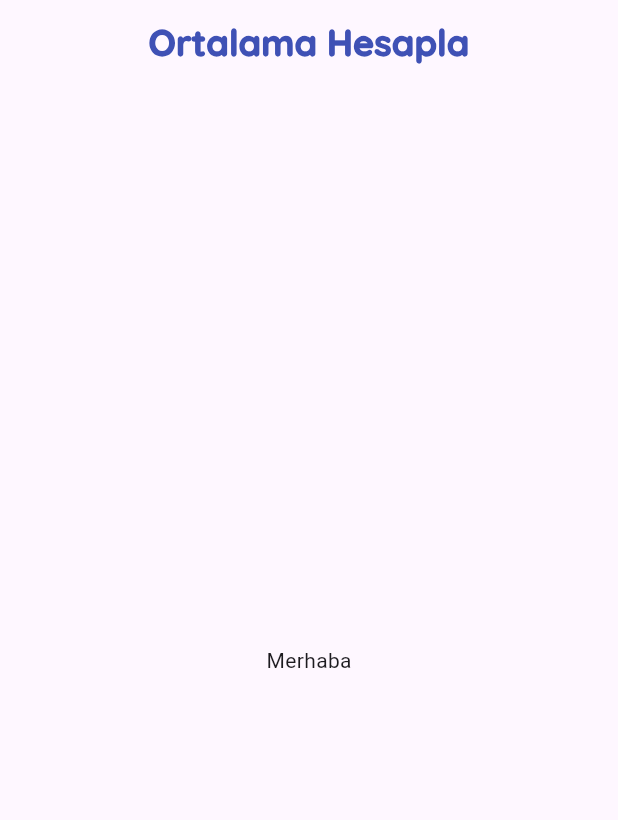
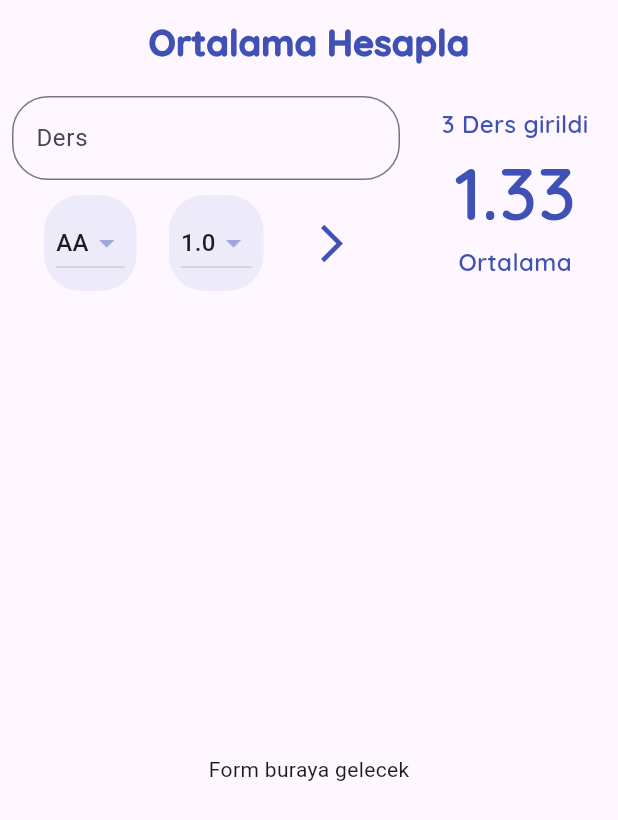
Before and after one commit to BerkayGithub/dinamik_not_ortalama, a Flutter app: the screen it shows after launch, on a phone screen of 412 x 824 dp. Shown: the top 820 px of the screen. Run offline on Flutter 3.47's test engine with Material 3 defaults, Android fonts, the phone set to English and light mode, and no system bars; our stand-ins replace google_fonts.

Commit message:
Ortalama hesap sayfası

```diff
--- a/lib/constants/app_constants.dart
+++ b/lib/constants/app_constants.dart
@@ -6,4 +6,10 @@ class AppSabitleri{
   static const anaRenk = Colors.indigo;
   static const baslik = "Ortalama Hesapla";
   static final TextStyle textStyle = GoogleFonts.quicksand(fontSize: 24, fontWeight: FontWeight.w900, color: anaRenk);
+  static final borderRadius = BorderRadius.circular(24);
+  static final TextStyle ortalamaStyle = GoogleFonts.quicksand(fontSize: 48, fontWeight: FontWeight.w600, color: anaRenk);
+  static final TextStyle dersSayisiStyle = GoogleFonts.quicksand(fontSize: 16, fontWeight: FontWeight.w600, color: anaRenk);
+  static final TextStyle ortalamaTextStyle = GoogleFonts.quicksand(fontSize: 16, fontWeight: FontWeight.w600, color: anaRenk);
+
+
 }
--- /dev/null
+++ b/lib/helper/data_helper.dart
@@ -0,0 +1,53 @@
+import 'package:flutter/material.dart';
+
+class DataHelper {
+  static List<String> _tumDerslerinHarfleri() {
+    return ["AA", "BA", "BB", "CB", "CC", "DC", "DD", "FF"];
+  }
+
+  static double harfiNotaCevir(String harf) {
+    switch (harf) {
+      case "AA":
+        return 4;
+      case "BA":
+        return 3.5;
+      case "BB":
+        return 3;
+      case "CB":
+        return 2.5;
+      case "CC":
+        return 2;
+      case "DC":
+        return 1.5;
+      case "DD":
+        return 1;
+      case "FF":
+        return 0;
+      default:
+        return -1;
+    }
+  }
+
+  static List<DropdownMenuItem<double>> harfListesiDondur() {
+    return _tumDerslerinHarfleri()
+        .map(
+          (oankiHarf) => DropdownMenuItem<double>(
+            value: harfiNotaCevir(oankiHarf),
+            child: Text(oankiHarf),
+          ),
+        )
+        .toList();
+  }
+
+  static List<double> _tumNotlar(){
+    return [1,2,3,4,5];
+  }
+
+  static List<DropdownMenuItem<double>> krediListesiniDondur(){
+    return _tumNotlar().map(
+        (oankiNot) => DropdownMenuItem<double>(
+            value: oankiNot,
+            child: Text(oankiNot.toString()))
+    ).toList();
+  }
+}
--- a/lib/pages/ortalama_hesap_page.dart
+++ b/lib/pages/ortalama_hesap_page.dart
@@ -1,7 +1,9 @@
 import 'package:dinamik_not_ortalama/constants/app_constants.dart';
+import 'package:dinamik_not_ortalama/helper/data_helper.dart';
+import 'package:dinamik_not_ortalama/widgets/ortalama_goster.dart';
 import 'package:flutter/material.dart';
 
-class OrtalamaHesapApp extends StatefulWidget{
+class OrtalamaHesapApp extends StatefulWidget {
   const OrtalamaHesapApp({super.key});
 
   @override
@@ -9,17 +11,116 @@ class OrtalamaHesapApp extends StatefulWidget{
 }
 
 class _OrtalamaHesapAppState extends State<OrtalamaHesapApp> {
+  var formKey = GlobalKey<FormState>();
+  var secilenNotText = "AA";
+  double secilenNot = 4;
+  double seclenCredit = 1;
+
   @override
   Widget build(BuildContext context) {
-    // TODO: implement build
     return Scaffold(
       appBar: AppBar(
-          backgroundColor: Colors.transparent,
-          title: Center(
-              child: Text(AppSabitleri.baslik, style: AppSabitleri.textStyle))
+        backgroundColor: Colors.transparent,
+        title: Center(
+          child: Text(AppSabitleri.baslik, style: AppSabitleri.textStyle),
+        ),
       ),
-      body: Center(
-        child: Text("Merhaba"),
+      body: Column(
+        crossAxisAlignment: CrossAxisAlignment.stretch,
+        children: [
+          Row(
+            children: [
+              Expanded(flex: 2, child: _formOlustur()),
+              Expanded(
+                flex: 1,
+                child: OrtalamaGoster(ortalama: 1.3252, dersSayisi: 3),
+              ),
+            ],
+          ),
+          Expanded(child: Center(child: Text("Form buraya gelecek"))),
+        ],
+      ),
+    );
+  }
+
+  Widget _formOlustur() {
+    return Padding(
+      padding: const EdgeInsets.all(8.0),
+      child: Form(
+        key: formKey,
+        child: Column(
+          children: [
+            _buildTextFormField(),
+            SizedBox(height: 10),
+            Row(
+              mainAxisSize: MainAxisSize.max,
+              mainAxisAlignment: MainAxisAlignment.spaceEvenly,
+              children: [
+                _buildHarfler(),
+                _buildKrediler(),
+                IconButton(
+                  onPressed: () {},
+                  icon: Icon(Icons.arrow_forward_ios_sharp),
+                  color: AppSabitleri.anaRenk,
+                  iconSize: 30,
+                ),
+              ],
+            ),
+          ],
+        ),
+      ),
+    );
+  }
+
+  Container _buildKrediler() {
+    return Container(
+      padding: EdgeInsets.all(8.0),
+      decoration: BoxDecoration(
+        color: AppSabitleri.anaRenk.shade100.withAlpha(75),
+        borderRadius: AppSabitleri.borderRadius,
+      ),
+      child: DropdownButton<double>(
+        elevation: 16,
+        iconEnabledColor: AppSabitleri.anaRenk.shade200,
+        items: DataHelper.krediListesiniDondur(),
+        onChanged: (double? seclenCreditTemp) {
+          setState(() {
+            seclenCredit = seclenCreditTemp!;
+          });
+        },
+        value: seclenCredit,
+      ),
+    );
+  }
+
+  Container _buildHarfler() {
+    return Container(
+      padding: EdgeInsets.all(8.0),
+      decoration: BoxDecoration(
+        color: AppSabitleri.anaRenk.shade100.withAlpha(75),
+        borderRadius: AppSabitleri.borderRadius,
+      ),
+      child: DropdownButton<double>(
+        elevation: 16,
+        iconEnabledColor: AppSabitleri.anaRenk.shade200,
+        items: DataHelper.harfListesiDondur(),
+        onChanged: (double? secilenNotTemp) {
+          setState(() {
+            secilenNot = secilenNotTemp!;
+          });
+        },
+        value: secilenNot,
+      ),
+    );
+  }
+
+  TextFormField _buildTextFormField() {
+    return TextFormField(
+      initialValue: "",
+      decoration: InputDecoration(
+        labelText: "Ders",
+        hintText: "Ders ismini giriniz",
+        border: OutlineInputBorder(borderRadius: AppSabitleri.borderRadius),
       ),
     );
   }
--- /dev/null
+++ b/lib/widgets/ortalama_goster.dart
@@ -0,0 +1,23 @@
+import 'package:dinamik_not_ortalama/constants/app_constants.dart';
+import 'package:flutter/material.dart';
+
+class OrtalamaGoster extends StatelessWidget{
+  final double ortalama;
+  final int dersSayisi;
+
+  const OrtalamaGoster({super.key, required this.ortalama, required this.dersSayisi});
+
+  @override
+  Widget build(BuildContext context) {
+    return Column(
+      mainAxisAlignment: MainAxisAlignment.center,
+      crossAxisAlignment: CrossAxisAlignment.center,
+      children: [
+        Text(dersSayisi > 0 ? '$dersSayisi Ders girildi' : 'Ders giriniz', style: AppSabitleri.dersSayisiStyle),
+        Text(ortalama.toStringAsFixed(2), style: AppSabitleri.ortalamaStyle),
+        Text("Ortalama", style: AppSabitleri.ortalamaTextStyle),
+      ],
+    );
+  }
+
+}
```
